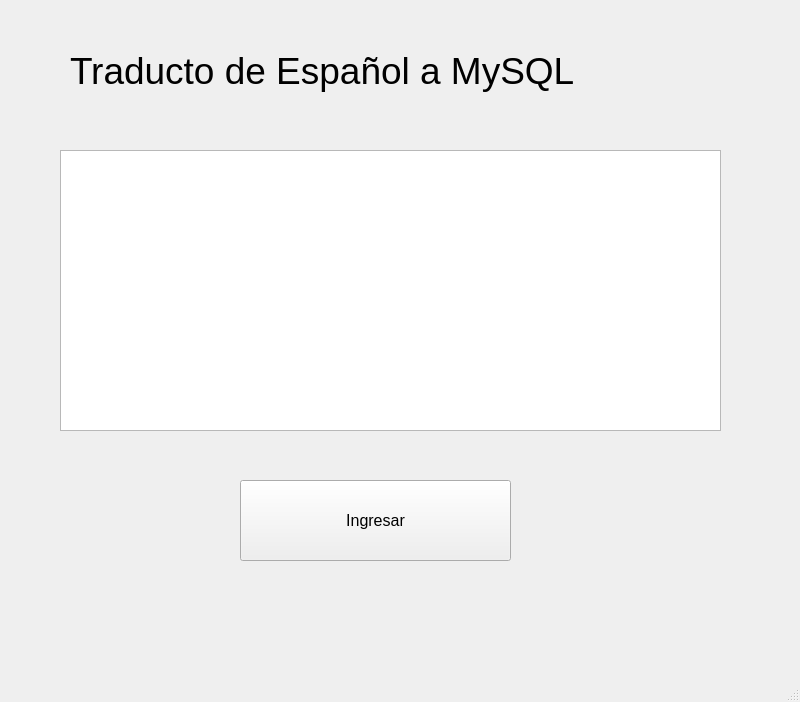
First picture: the form in vista3.ui, repository DanielSR16/Compiladores_A3_C1, before the edit.
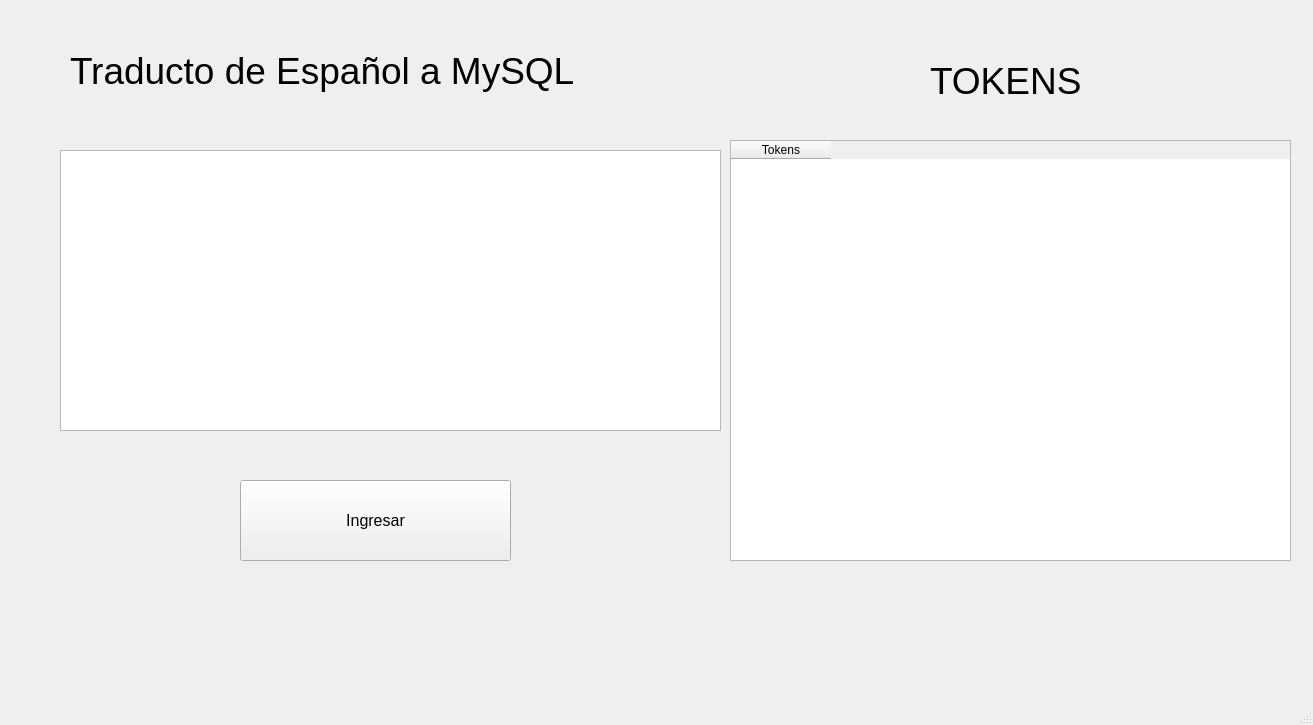
Second picture: the form after the edit.

What changed in the file:
```diff
--- a/vista3.ui
+++ b/vista3.ui
@@ -6,8 +6,8 @@
    <rect>
     <x>0</x>
     <y>0</y>
-    <width>800</width>
-    <height>702</height>
+    <width>1313</width>
+    <height>725</height>
    </rect>
   </property>
   <property name="windowTitle">
@@ -68,6 +68,45 @@
      <string>Traducto de Español a MySQL</string>
     </property>
    </widget>
+   <widget class="QLabel" name="label_2">
+    <property name="geometry">
+     <rect>
+      <x>930</x>
+      <y>40</y>
+      <width>201</width>
+      <height>81</height>
+     </rect>
+    </property>
+    <property name="font">
+     <font>
+      <pointsize>28</pointsize>
+     </font>
+    </property>
+    <property name="text">
+     <string>TOKENS</string>
+    </property>
+   </widget>
+   <widget class="QTableWidget" name="tablaW">
+    <property name="geometry">
+     <rect>
+      <x>730</x>
+      <y>140</y>
+      <width>561</width>
+      <height>421</height>
+     </rect>
+    </property>
+    <property name="sizePolicy">
+     <sizepolicy hsizetype="Expanding" vsizetype="Expanding">
+      <horstretch>0</horstretch>
+      <verstretch>0</verstretch>
+     </sizepolicy>
+    </property>
+    <column>
+     <property name="text">
+      <string>Tokens</string>
+     </property>
+    </column>
+   </widget>
   </widget>
   <widget class="QMenuBar" name="menubar">
    <property name="geometry">
```
Left out of the diff: 2 changed lines with no effect on the pictures.
